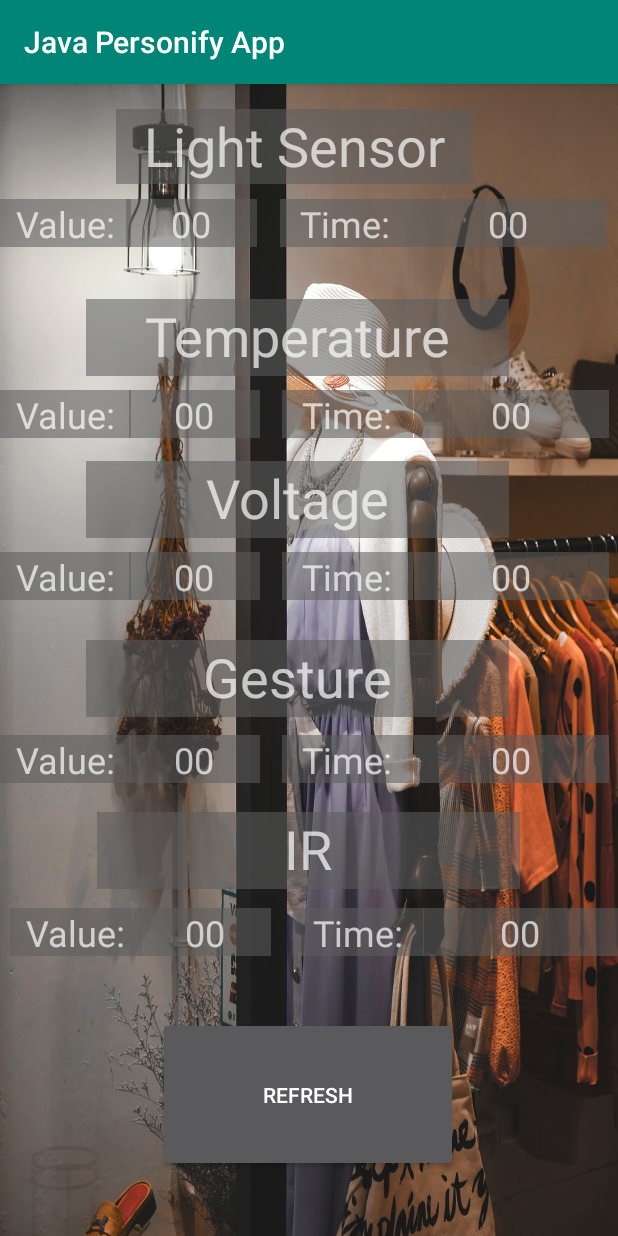
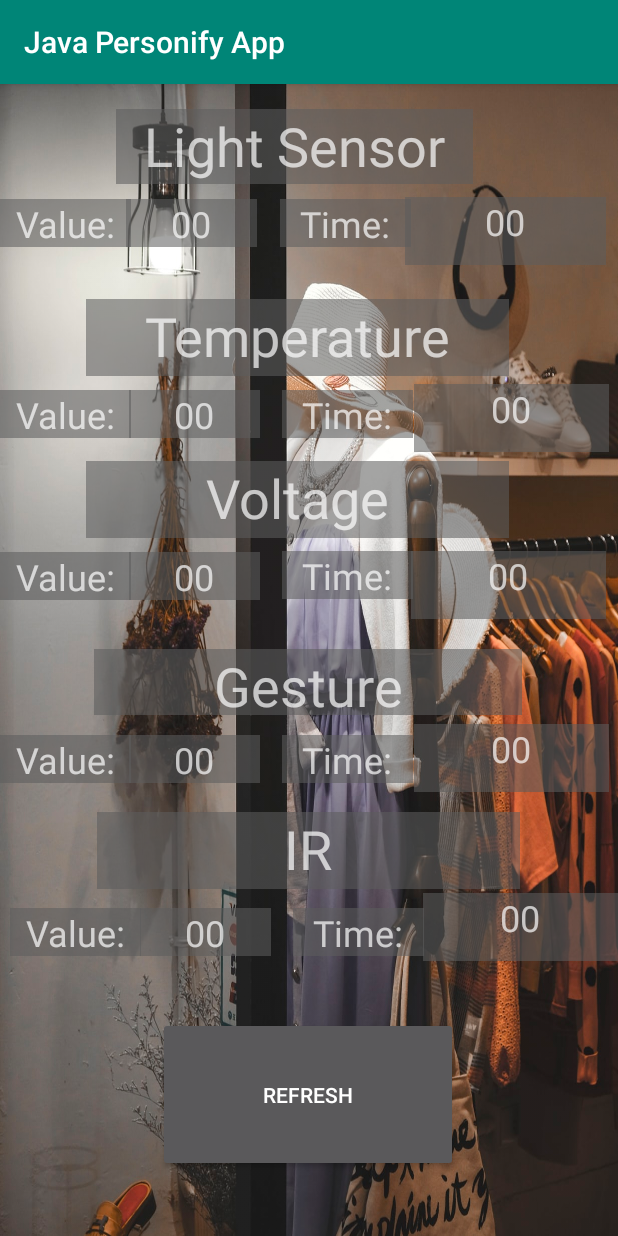
Before and after one commit to sameermkhan-creator/PersonifyApp, an Android app: the DisplayHardware screen opened directly, with no data from a screen before it, on a phone screen of 412 x 824 dp. Run offline under Robolectric (Android 15) with nearby library versions, the phone set to English and light mode, and no system bars; our stand-ins replace Volley.

Commit message:
Update activity_display_hardware.xml

```diff
--- a/app/src/main/res/layout/activity_display_hardware.xml
+++ b/app/src/main/res/layout/activity_display_hardware.xml
@@ -55,7 +55,7 @@
     <TextView
         android:id="@+id/irtime"
         android:layout_width="130dp"
-        android:layout_height="32dp"
+        android:layout_height="45dp"
         android:background="#8F5E5D5D"
         android:text="00"
         android:textAlignment="center"
@@ -129,8 +129,8 @@
 
     <TextView
         android:id="@+id/lstime"
-        android:layout_width="130dp"
-        android:layout_height="32dp"
+        android:layout_width="134dp"
+        android:layout_height="45dp"
         android:background="#8F5E5D5D"
         android:text="00"
         android:textAlignment="center"
@@ -159,18 +159,18 @@
 
     <TextView
         android:id="@+id/textView6"
-        android:layout_width="282dp"
-        android:layout_height="51dp"
+        android:layout_width="285dp"
+        android:layout_height="44dp"
         android:background="#8F5E5D5D"
         android:text="Gesture"
         android:textAlignment="center"
         android:textSize="36sp"
         app:layout_constraintBottom_toBottomOf="parent"
         app:layout_constraintEnd_toEndOf="parent"
-        app:layout_constraintHorizontal_bias="0.441"
+        app:layout_constraintHorizontal_bias="0.496"
         app:layout_constraintStart_toStartOf="parent"
         app:layout_constraintTop_toTopOf="parent"
-        app:layout_constraintVertical_bias="0.517" />
+        app:layout_constraintVertical_bias="0.52" />
 
     <TextView
         android:id="@+id/lsdata31"
@@ -185,7 +185,7 @@
         app:layout_constraintHorizontal_bias="0.58"
         app:layout_constraintStart_toStartOf="parent"
         app:layout_constraintTop_toTopOf="parent"
-        app:layout_constraintVertical_bias="0.424" />
+        app:layout_constraintVertical_bias="0.423" />
 
     <TextView
         android:id="@+id/tempvalue"
@@ -295,7 +295,7 @@
     <TextView
         android:id="@+id/temptime"
         android:layout_width="130dp"
-        android:layout_height="32dp"
+        android:layout_height="45dp"
         android:background="#8F5E5D5D"
         android:text="00"
         android:textAlignment="center"
@@ -310,7 +310,7 @@
     <TextView
         android:id="@+id/gesturetime"
         android:layout_width="130dp"
-        android:layout_height="32dp"
+        android:layout_height="45dp"
         android:background="#8F5E5D5D"
         android:text="00"
         android:textAlignment="center"
@@ -370,17 +370,17 @@
     <TextView
         android:id="@+id/volttime"
         android:layout_width="130dp"
-        android:layout_height="32dp"
+        android:layout_height="45dp"
         android:background="#8F5E5D5D"
         android:text="00"
         android:textAlignment="center"
         android:textSize="24sp"
         app:layout_constraintBottom_toBottomOf="parent"
         app:layout_constraintEnd_toEndOf="parent"
-        app:layout_constraintHorizontal_bias="0.978"
+        app:layout_constraintHorizontal_bias="0.971"
         app:layout_constraintStart_toStartOf="parent"
         app:layout_constraintTop_toTopOf="parent"
-        app:layout_constraintVertical_bias="0.424" />
+        app:layout_constraintVertical_bias="0.431" />
 
     <Button
         android:id="@+id/refresh"
```
